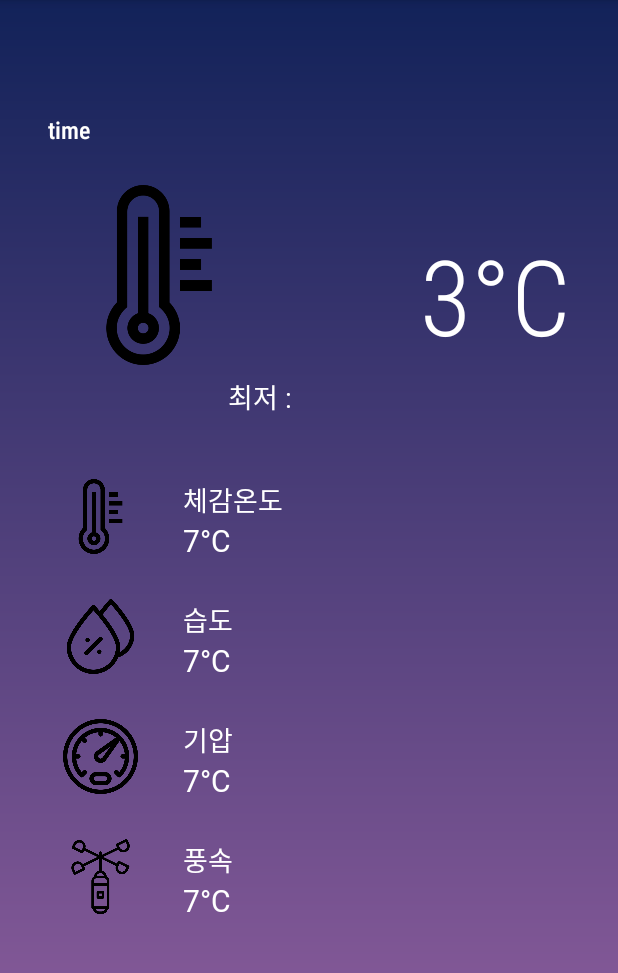
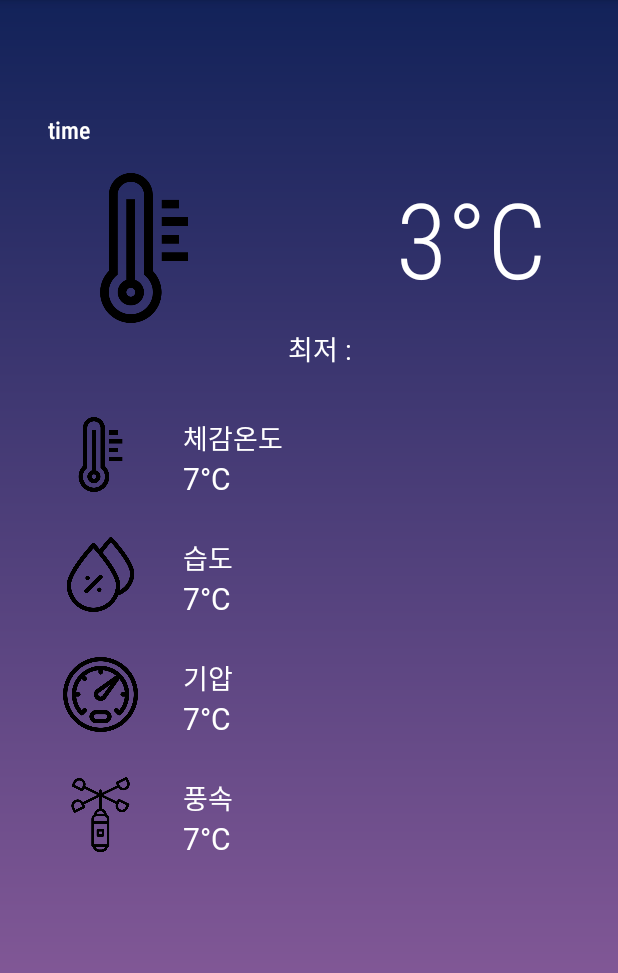
Before and after one commit to skfladl2/WeatherWear, an Android app: the MainActivity4 screen opened directly, with no data from a screen before it, on a phone screen of 412 x 824 dp, the part 84-1057 px from its top. Run offline under Robolectric (Android 15) with nearby library versions, the phone set to English and light mode, and no system bars.

Commit message:
잘리는거 수정

```diff
--- a/app/src/main/res/layout/activity_main4.xml
+++ b/app/src/main/res/layout/activity_main4.xml
@@ -8,16 +8,23 @@
     android:background="@drawable/gradient_bg"
     tools:context=".ㅡMainActivity4">
 
-    <RelativeLayout
+   <RelativeLayout
         android:id="@+id/rlMain"
         android:layout_width="wrap_content"
-        android:layout_height="280dp"
+        android:layout_height="246dp"
+        android:layout_alignParentTop="true"
+        android:layout_centerHorizontal="true"
+        android:layout_marginTop="0dp"
         android:padding="16dp">
 
         <TextView
             android:id="@+id/txtCity"
             android:layout_width="wrap_content"
             android:layout_height="wrap_content"
+            android:layout_alignParentStart="true"
+            android:layout_alignParentTop="true"
+            android:layout_marginStart="0dp"
+            android:layout_marginTop="0dp"
             android:fontFamily="sans-serif-medium"
             android:text="City"
             android:textColor="#ffffff"
@@ -40,21 +47,21 @@
             android:layout_alignParentStart="true"
             android:layout_alignParentBottom="true"
             android:layout_centerHorizontal="true"
-            android:layout_marginStart="120dp"
-            android:layout_marginBottom="2dp"
+            android:layout_marginStart="160dp"
+            android:layout_marginBottom="0dp"
+            android:fontFamily="@font/barunpen"
             android:text="최저 : "
-            android:fontFamily="@font/barunpen"
             android:textColor="@color/white"
             android:textSize="18dp" />
 
         <ImageView
             android:id="@+id/imgIcon"
-            android:layout_width="120dp"
-            android:layout_height="120dp"
+            android:layout_width="100dp"
+            android:layout_height="100dp"
             android:layout_below="@id/txtTime"
             android:layout_alignParentStart="true"
             android:layout_marginStart="14dp"
-            android:layout_marginTop="26dp"
+            android:layout_marginTop="18dp"
             android:src="@drawable/weather_celsius" />
 
         <TextView
@@ -63,6 +70,8 @@
             android:layout_height="wrap_content"
             android:layout_alignBottom="@id/imgIcon"
             android:layout_alignParentRight="true"
+            android:layout_marginRight="16dp"
+            android:layout_marginBottom="10dp"
             android:fontFamily="sans-serif-condensed-light"
             android:text="3°C"
             android:textColor="#ffffff"
@@ -75,7 +84,7 @@
         android:layout_height="wrap_content"
         android:layout_below="@id/rlMain"
         android:layout_centerHorizontal="true"
-        android:layout_marginTop="7dp"
+        android:layout_marginTop="0dp"
         android:padding="16dp">
 
         <TextView
@@ -84,8 +93,8 @@
             android:layout_height="wrap_content"
             android:layout_marginLeft="10dp"
             android:layout_toRightOf="@id/imgfeelslike"
+            android:fontFamily="@font/barunpen"
             android:text="체감온도"
-            android:fontFamily="@font/barunpen"
             android:textColor="@color/white"
             android:textSize="18dp" />
 
@@ -95,8 +104,8 @@
             android:layout_height="wrap_content"
             android:layout_below="@id/txtTitlefeelslike"
             android:layout_alignLeft="@id/txtTitlefeelslike"
+            android:fontFamily="@font/barunpen"
             android:text="7°C"
-            android:fontFamily="@font/barunpen"
             android:textColor="@color/white"
             android:textSize="20dp" />
 
@@ -115,8 +124,8 @@
             android:layout_alignTop="@id/imgHumidity"
             android:layout_marginLeft="10dp"
             android:layout_toRightOf="@id/imgHumidity"
+            android:fontFamily="@font/barunpen"
             android:text="습도"
-            android:fontFamily="@font/barunpen"
             android:textColor="@color/white"
             android:textSize="18dp" />
 
@@ -126,8 +135,8 @@
             android:layout_height="wrap_content"
             android:layout_below="@id/txtTitleHumidity"
             android:layout_alignLeft="@id/txtTitleHumidity"
+            android:fontFamily="@font/barunpen"
             android:text="7°C"
-            android:fontFamily="@font/barunpen"
             android:textColor="@color/white"
             android:textSize="20dp" />
 
@@ -148,8 +157,8 @@
             android:layout_alignTop="@id/imgPressure"
             android:layout_marginLeft="10dp"
             android:layout_toRightOf="@id/imgPressure"
+            android:fontFamily="@font/barunpen"
             android:text="기압"
-            android:fontFamily="@font/barunpen"
             android:textColor="@color/white"
             android:textSize="18dp" />
 
@@ -159,8 +168,8 @@
             android:layout_height="wrap_content"
             android:layout_below="@id/txtTitlePressure"
             android:layout_alignLeft="@id/txtTitlePressure"
+            android:fontFamily="@font/barunpen"
             android:text="7°C"
-            android:fontFamily="@font/barunpen"
             android:textColor="@color/white"
             android:textSize="20dp" />
 
@@ -181,8 +190,8 @@
             android:layout_alignTop="@id/imgWindSpeed"
             android:layout_marginLeft="10dp"
             android:layout_toRightOf="@id/imgWindSpeed"
+            android:fontFamily="@font/barunpen"
             android:text="풍속"
-            android:fontFamily="@font/barunpen"
             android:textColor="@color/white"
             android:textSize="18dp" />
 
@@ -192,8 +201,8 @@
             android:layout_height="wrap_content"
             android:layout_below="@id/txtTitleWindSpeed"
             android:layout_alignLeft="@id/txtTitleWindSpeed"
+            android:fontFamily="@font/barunpen"
             android:text="7°C"
-            android:fontFamily="@font/barunpen"
             android:textColor="@color/white"
             android:textSize="20dp" />
 
```
